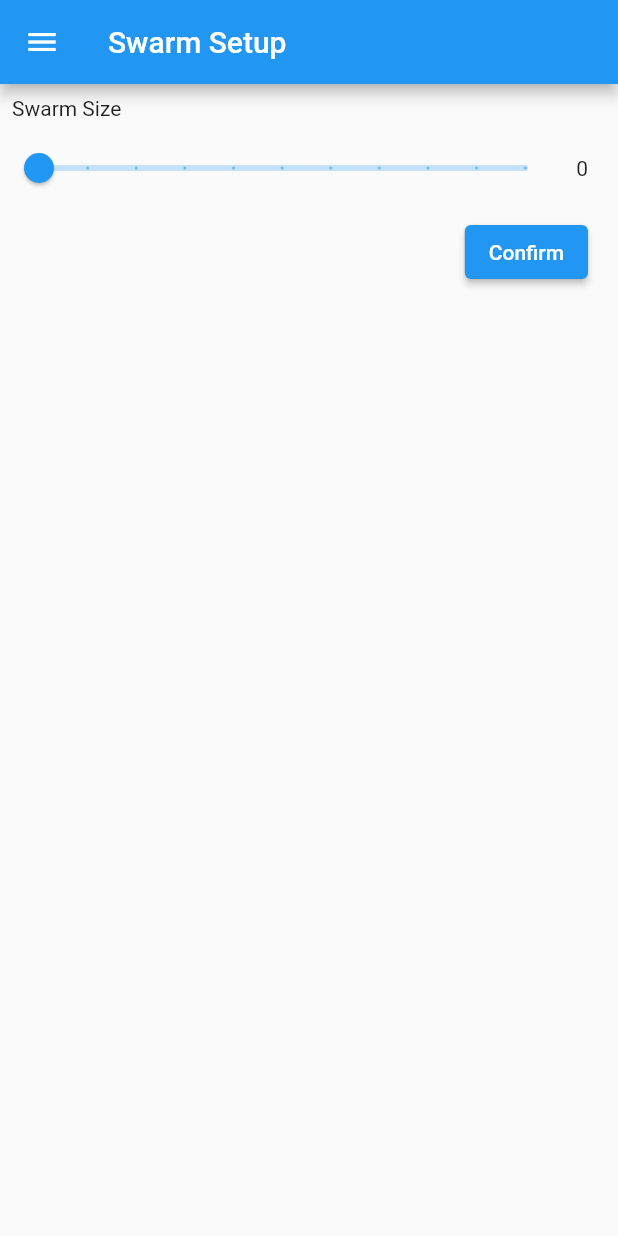
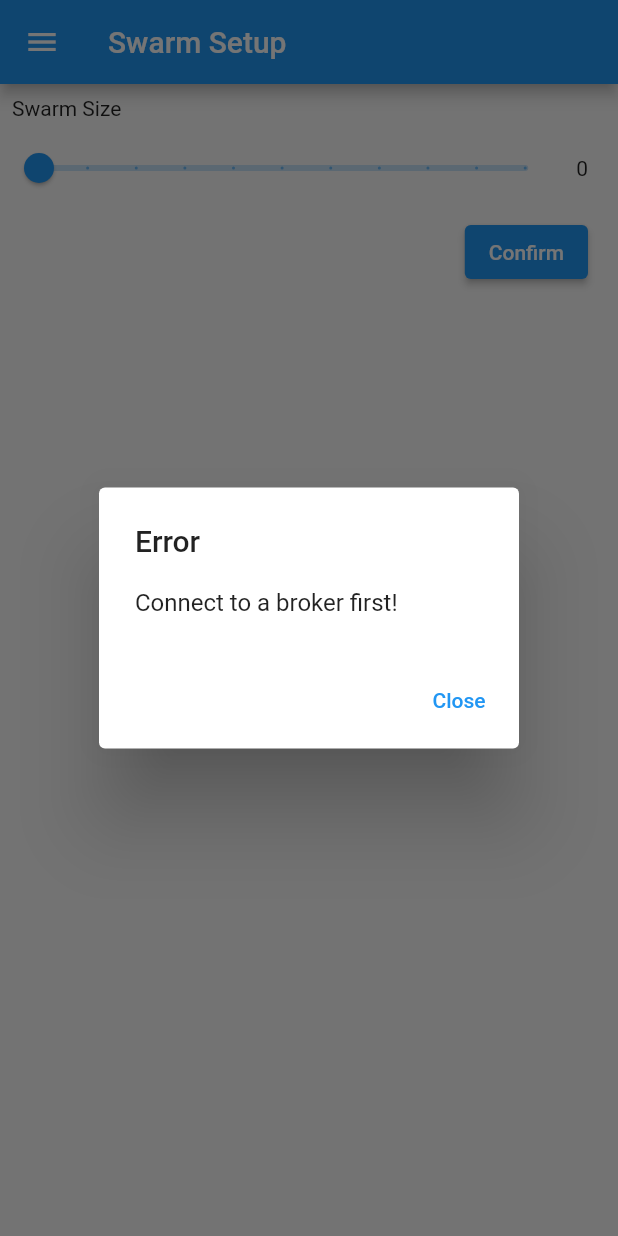
Before and after one commit to CUEDOS/helix_app, a Flutter app: the screen it shows after launch, after a tap on the "menu" icon, after a tap on "Swarm Setup", after a tap on "Confirm", on a phone screen of 412 x 824 dp. Run offline on Flutter 3.47's test engine with Material 2 defaults, Android fonts, the phone set to English and light mode, and no system bars; our stand-ins replace flutter_riverpod, get_it; missing offline and left inert: mqtt_client.

Commit message:
added mqtt messages changing battery level etc

```diff
--- a/lib/main.dart
+++ b/lib/main.dart
@@ -25,7 +25,8 @@ class MyApp extends ConsumerWidget {
         providers: [
           provider.ChangeNotifierProvider(
               create: (context) => serviceLocator<MQTTManager>()),
-          provider.ChangeNotifierProvider(create: (context) => SwarmManager()),
+          provider.ChangeNotifierProvider(
+              create: (context) => serviceLocator<SwarmManager>()),
         ],
         child: MaterialApp(
           debugShowCheckedModeBanner: false,
--- /dev/null
+++ b/lib/modules/core/widgets/error_dialog.dart
@@ -0,0 +1,22 @@
+import 'package:flutter/material.dart';
+
+void displayErrorDialog(String message, context) {
+  // flutter defined function
+  showDialog(
+    context: context,
+    builder: (BuildContext context) {
+      return AlertDialog(
+        title: const Text("Error"),
+        content: Text(message),
+        actions: <Widget>[
+          TextButton(
+            child: const Text("Close"),
+            onPressed: () {
+              Navigator.of(context).pop();
+            },
+          ),
+        ],
+      );
+    },
+  );
+}
--- a/lib/modules/helpers/service_locator.dart
+++ b/lib/modules/helpers/service_locator.dart
@@ -1,10 +1,10 @@
 import 'package:get_it/get_it.dart';
 
 import 'package:helixio_app/modules/core/managers/mqtt_manager.dart';
-//import 'package:helixio_app/modules/core/managers/swarm_manager.dart';
+import 'package:helixio_app/modules/core/managers/swarm_manager.dart';
 
 GetIt serviceLocator = GetIt.instance;
 void setupLocator() {
   serviceLocator.registerLazySingleton(() => MQTTManager());
-  //serviceLocator.registerLazySingleton(() => SwarmManager());
+  serviceLocator.registerLazySingleton(() => SwarmManager());
 }
--- a/lib/pages/control_page.dart
+++ b/lib/pages/control_page.dart
@@ -77,8 +77,13 @@ class _ControlPageState extends State<ControlPage> {
                   value: _dropdownValue,
                   icon: const Icon(Icons.airplanemode_active),
                   hint: const Text('Select Command'),
-                  items: <String>['Simple Flocking', 'B', 'C', 'D']
-                      .map((String value) {
+                  items: <String>[
+                    'Simple Flocking',
+                    'Circle Helix',
+                    'Racetrack Helix',
+                    'Figure 8',
+                    'Double Racetrack'
+                  ].map((String value) {
                     return DropdownMenuItem<String>(
                       value: value,
                       child: Text(value),
@@ -129,7 +134,8 @@ class _ControlPageState extends State<ControlPage> {
             fixedSize: const Size(88, 36),
             //primary: Colors.deepOrange
           ),
-          onPressed: state == MQTTAppConnectionState.connected
+          onPressed: state == MQTTAppConnectionState.connected ||
+                  state == MQTTAppConnectionState.connectedSubscribed
               ? () {
                   _publishMessage('commands', command);
                 }
@@ -214,7 +220,7 @@ class _ControlPageState extends State<ControlPage> {
   }
 
   void _publishMessage(String topic, String message) {
-    _manager.publish('commands', message);
+    _manager.publish(topic, message);
     _messageTextController.clear();
   }
 
--- a/lib/pages/mqtt_console_page.dart
+++ b/lib/pages/mqtt_console_page.dart
@@ -193,11 +193,11 @@ class _MQTTConsolePageState extends State<MQTTConsolePage> {
       context: context,
       builder: (BuildContext context) {
         return AlertDialog(
-          title: Text("Error"),
+          title: const Text("Error"),
           content: Text(message),
           actions: <Widget>[
-            FlatButton(
-              child: Text("Close"),
+            TextButton(
+              child: const Text("Close"),
               onPressed: () {
                 Navigator.of(context).pop();
               },
--- a/lib/pages/swarm_setup_page.dart
+++ b/lib/pages/swarm_setup_page.dart
@@ -3,6 +3,9 @@ import 'package:provider/provider.dart';
 
 import 'package:helixio_app/pages/page_scaffold.dart';
 import 'package:helixio_app/modules/core/managers/swarm_manager.dart';
+import 'package:helixio_app/modules/core/managers/mqtt_manager.dart';
+import 'package:helixio_app/modules/core/models/mqtt_app_state.dart';
+import 'package:helixio_app/modules/core/widgets/error_dialog.dart';
 
 class SwarmSetupPage extends StatefulWidget {
   const SwarmSetupPage({Key? key}) : super(key: key);
@@ -29,6 +32,7 @@ class SwarmSizeSlider extends StatefulWidget {
 }
 
 class _SwarmSizeSliderState extends State<SwarmSizeSlider> {
+  late MQTTManager _mqttManager;
   late SwarmManager _swarmManager;
   //double _currentSliderValue = 0;
   @override
@@ -76,9 +80,7 @@ class _SwarmSizeSliderState extends State<SwarmSizeSlider> {
                       padding: const EdgeInsets.all(8.0),
                       child: ElevatedButton(
                         onPressed: () {
-                          _swarmManager.initialiseSwarm(_swarmManager
-                              .swarmSize); //not good practice to pass a variable from the class back
-                          //into the method but it works, fix later
+                          _handleConfirmPress();
                         },
                         child: const Text('Confirm'),
                       ),
@@ -92,4 +94,16 @@ class _SwarmSizeSliderState extends State<SwarmSizeSlider> {
       ],
     );
   }
+
+  void _handleConfirmPress() {
+    _mqttManager = Provider.of<MQTTManager>(context, listen: false);
+    if (_mqttManager.currentState.getAppConnectionState ==
+        MQTTAppConnectionState.connected) {
+      _swarmManager.initialiseSwarm(_swarmManager.swarmSize, _mqttManager);
+      //not good practice to pass a variable from the class back
+      ////into the method but it works, fix later
+    } else {
+      displayErrorDialog('Connect to a broker first!', context);
+    }
+  }
 }
```
Also changed, not shown: lib/modules/core/managers/mqtt_manager.dart (+8 -3 lines), lib/modules/core/managers/swarm_manager.dart (+26 -6 lines), lib/modules/core/models/agent_state.dart (+5 -5 lines).
